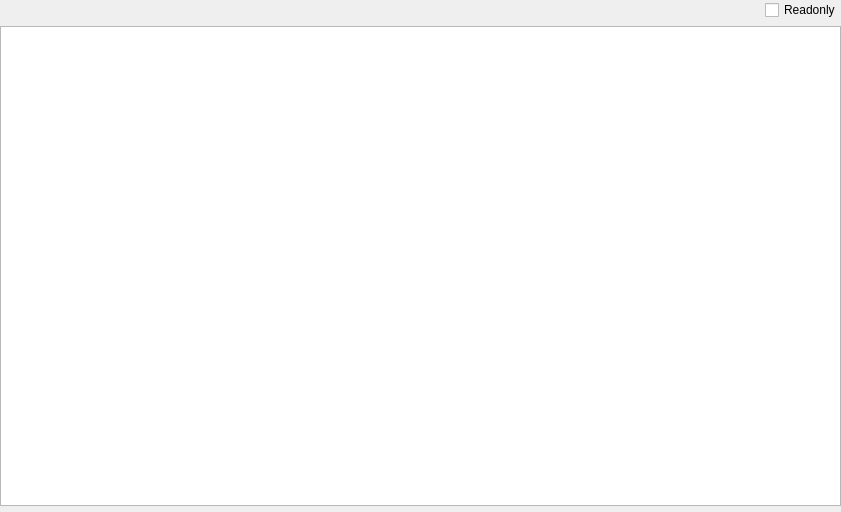
Before: the Qt Designer form ELF/programheaderwidget.ui in horsicq/FormatWidgets, drawn with Qt 5.
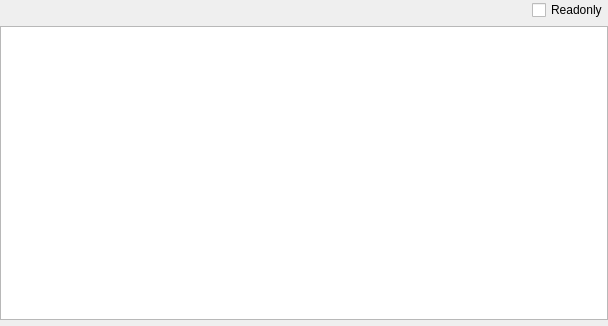
After: the same form once the commit is applied. Custom widgets are drawn as their Qt base class.

Patch:
```diff
--- a/ELF/programheaderwidget.ui
+++ b/ELF/programheaderwidget.ui
@@ -6,8 +6,8 @@
    <rect>
     <x>0</x>
     <y>0</y>
-    <width>841</width>
-    <height>512</height>
+    <width>608</width>
+    <height>326</height>
    </rect>
   </property>
   <property name="windowTitle">
```
